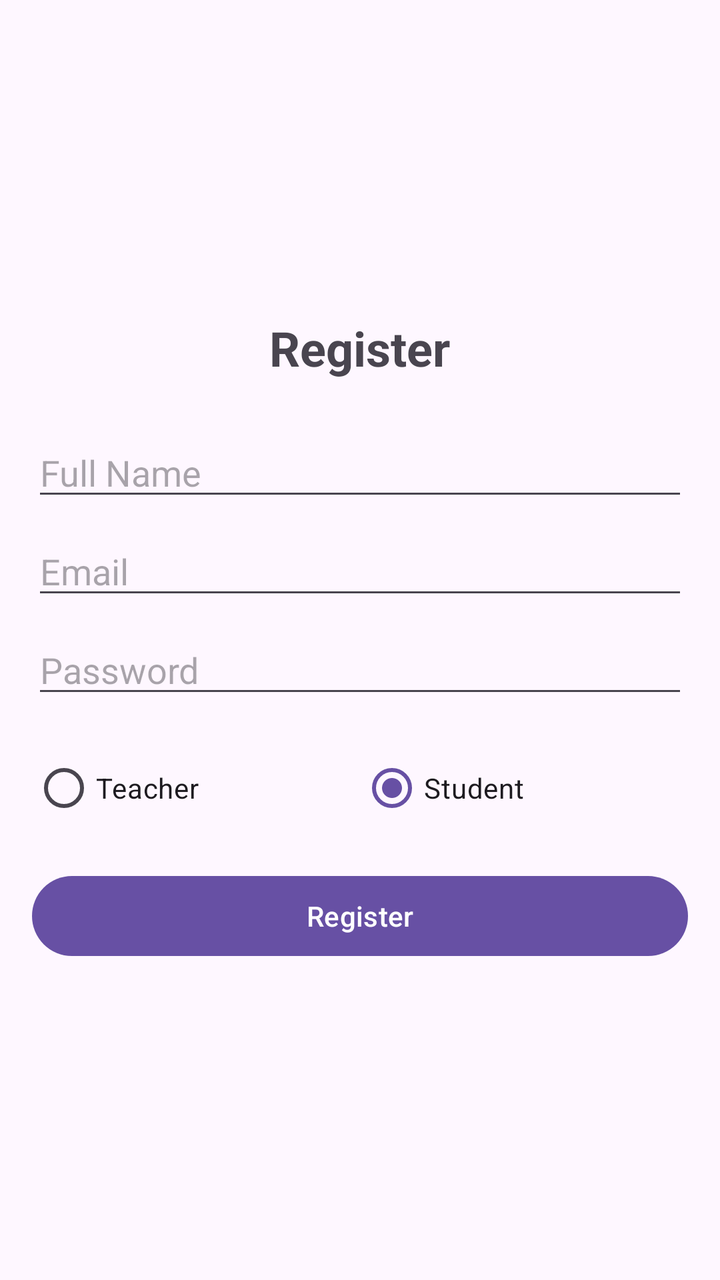
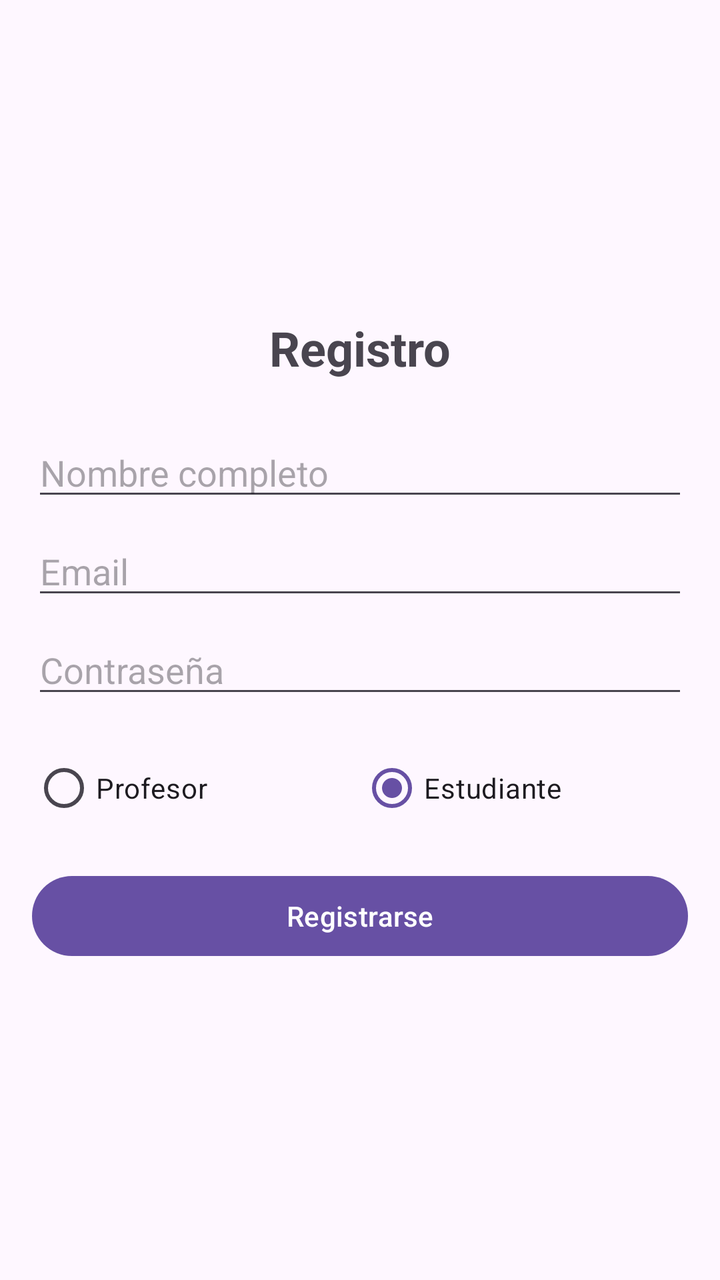

An Android layout rendered at two revisions. The XML below is the earlier revision; the diff shows what the commit changed to produce the second picture.
<!-- AndroidManifest.xml: application theme Theme.RegistroAsistencia -->
<!-- res/layout/activity_register.xml -->
<?xml version="1.0" encoding="utf-8"?>
<LinearLayout xmlns:android="http://schemas.android.com/apk/res/android"
    android:layout_width="match_parent"
    android:layout_height="match_parent"
    android:orientation="vertical"
    android:padding="16dp"
    android:gravity="center">

    <TextView
        android:layout_width="wrap_content"
        android:layout_height="wrap_content"
        android:text="Register"
        android:textSize="24sp"
        android:textStyle="bold"
        android:layout_marginBottom="24dp"/>

    <EditText
        android:id="@+id/etName"
        android:layout_width="match_parent"
        android:layout_height="wrap_content"
        android:hint="Full Name"
        android:inputType="textPersonName"/>

    <EditText
        android:id="@+id/etEmail"
        android:layout_width="match_parent"
        android:layout_height="wrap_content"
        android:hint="Email"
        android:inputType="textEmailAddress"
        android:layout_marginTop="8dp"/>

    <EditText
        android:id="@+id/etPassword"
        android:layout_width="match_parent"
        android:layout_height="wrap_content"
        android:hint="Password"
        android:inputType="textPassword"
        android:layout_marginTop="8dp"/>

    <RadioGroup
        android:id="@+id/rgRole"
        android:layout_width="match_parent"
        android:layout_height="wrap_content"
        android:orientation="horizontal"
        android:layout_marginTop="16dp">
        <RadioButton
            android:id="@+id/rbTeacher"
            android:layout_width="0dp"
            android:layout_height="wrap_content"
            android:layout_weight="1"
            android:text="Teacher"/>
        <RadioButton
            android:id="@+id/rbStudent"
            android:layout_width="0dp"
            android:layout_height="wrap_content"
            android:layout_weight="1"
            android:text="Student"
            android:checked="true"/>
    </RadioGroup>

    <Button
        android:id="@+id/btnRegister"
        android:layout_width="match_parent"
        android:layout_height="wrap_content"
        android:text="Register"
        android:layout_marginTop="16dp"/>

</LinearLayout>
<!-- resources referenced by this layout -->
<resources>
  <style name="Theme.RegistroAsistencia" parent="Base.Theme.RegistroAsistencia" />
  <style name="Base.Theme.RegistroAsistencia" parent="Theme.Material3.DayNight.NoActionBar">
          
          
      </style>
</resources>

<!-- the commit's change to res/layout/activity_register.xml (unified diff, before → after) -->
@@ -9,17 +9,17 @@
     <TextView
         android:layout_width="wrap_content"
         android:layout_height="wrap_content"
-        android:text="Register"
+        android:layout_marginBottom="24dp"
+        android:text="Registro"
         android:textSize="24sp"
-        android:textStyle="bold"
-        android:layout_marginBottom="24dp"/>
+        android:textStyle="bold" />
 
     <EditText
         android:id="@+id/etName"
         android:layout_width="match_parent"
         android:layout_height="wrap_content"
-        android:hint="Full Name"
-        android:inputType="textPersonName"/>
+        android:hint="Nombre completo"
+        android:inputType="textPersonName" />
 
     <EditText
         android:id="@+id/etEmail"
@@ -33,9 +33,9 @@
         android:id="@+id/etPassword"
         android:layout_width="match_parent"
         android:layout_height="wrap_content"
-        android:hint="Password"
-        android:inputType="textPassword"
-        android:layout_marginTop="8dp"/>
+        android:layout_marginTop="8dp"
+        android:hint="Contraseña"
+        android:inputType="textPassword" />
 
     <RadioGroup
         android:id="@+id/rgRole"
@@ -43,26 +43,28 @@
         android:layout_height="wrap_content"
         android:orientation="horizontal"
         android:layout_marginTop="16dp">
+
         <RadioButton
             android:id="@+id/rbTeacher"
             android:layout_width="0dp"
             android:layout_height="wrap_content"
             android:layout_weight="1"
-            android:text="Teacher"/>
+            android:text="Profesor" />
+
         <RadioButton
             android:id="@+id/rbStudent"
             android:layout_width="0dp"
             android:layout_height="wrap_content"
             android:layout_weight="1"
-            android:text="Student"
-            android:checked="true"/>
+            android:checked="true"
+            android:text="Estudiante" />
     </RadioGroup>
 
     <Button
         android:id="@+id/btnRegister"
         android:layout_width="match_parent"
         android:layout_height="wrap_content"
-        android:text="Register"
-        android:layout_marginTop="16dp"/>
+        android:layout_marginTop="16dp"
+        android:text="Registrarse" />
 
 </LinearLayout>
